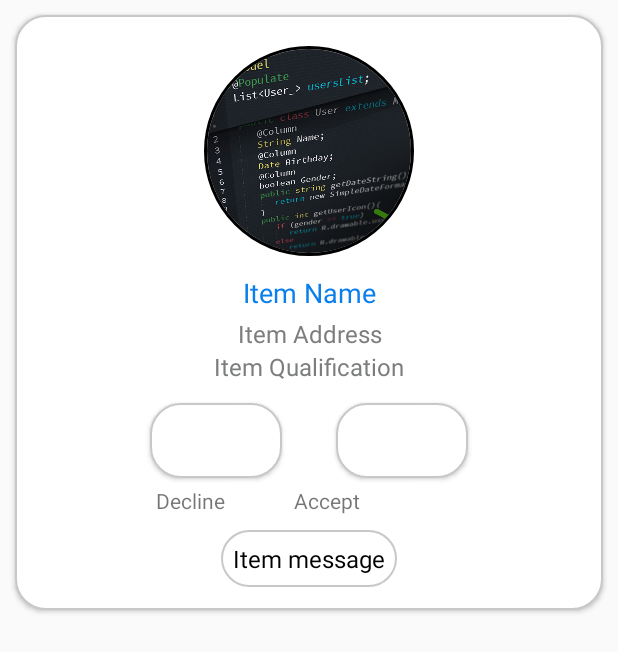
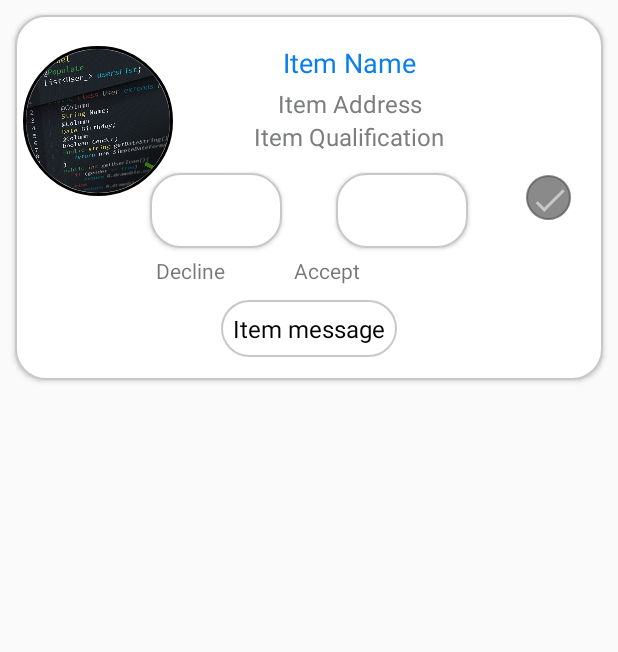
Before and after one commit to MudraPatel/project_mvvm, an Android app: the layout item_data.xml on its own in the app's theme, with its tools: preview values and no code run, on a phone screen of 412 x 824 dp. Shown: the top 652 px of the screen. Run offline under Robolectric (Android 15) with nearby library versions, the phone set to English and light mode, and no system bars; plain views replace CircularProgressImageButton.

Commit message:
Added checkbox

```diff
--- a/app/src/main/java/com/assignment/example/project/network/Network.java
+++ b/app/src/main/java/com/assignment/example/project/network/Network.java
@@ -26,6 +26,7 @@ public class Network {
     public static String decline = "Declined";
     public static String accept = "Accepted";
     public static String not = "Not";
+//    public static boolean selectedUserStatus = false;
 
 
     public static String capitalize(final String line) {
--- /dev/null
+++ b/app/src/main/res/drawable/checkbox_checked.xml
@@ -0,0 +1,32 @@
+<?xml version="1.0" encoding="utf-8"?>
+<selector xmlns:android="http://schemas.android.com/apk/res/android">
+    <item android:state_checked="true">
+        <layer-list>
+            <item>
+                <shape android:shape="oval">
+                    <corners android:radius="1dp" />
+                    <stroke android:width="1dp" android:color="@color/green" />
+                    <gradient android:angle="270" android:centerColor="@color/green" android:endColor="@color/green" android:startColor="@color/green" />
+                    <size android:width="30dp" android:height="30dp" />
+                </shape>
+            </item>
+
+            <item android:width="8dp" android:height="2dp" android:left="6dp" android:top="20dp">
+                <rotate android:fromDegrees="45">
+                    <shape android:shape="rectangle">
+                        <solid android:color="@color/white" />
+                    </shape>
+                </rotate>
+            </item>
+
+            <item android:width="19dp" android:height="2dp" android:left="9dp" android:top="16dp">
+                <rotate android:fromDegrees="-45">
+                    <shape android:shape="rectangle">
+                        <solid android:color="@color/white" />
+                    </shape>
+                </rotate>
+            </item>
+        </layer-list>
+    </item>
+
+</selector>
--- /dev/null
+++ b/app/src/main/res/drawable/checkbox_unchecked.xml
@@ -0,0 +1,50 @@
+<?xml version="1.0" encoding="utf-8"?>
+<selector xmlns:android="http://schemas.android.com/apk/res/android">
+    <item android:state_checked="false">
+        <layer-list>
+            <item>
+                <shape android:shape="oval">
+                    <corners android:radius="1dp" />
+                    <stroke android:width="1dp" android:color="@color/checkedbox" />
+                    <gradient android:angle="270" android:centerColor="@color/checkedbox" android:endColor="@color/checkedbox" android:startColor="@color/checkedbox" />
+                    <size android:width="30dp" android:height="30dp" />
+                </shape>
+            </item>
+
+            <item android:width="8dp" android:height="2dp" android:left="6dp" android:top="20dp">
+                <rotate android:fromDegrees="45">
+                    <shape android:shape="rectangle">
+                        <solid android:color="@color/gray" />
+                    </shape>
+                </rotate>
+            </item>
+
+            <item android:width="19dp" android:height="2dp" android:left="9dp" android:top="16dp">
+                <rotate android:fromDegrees="-45">
+                    <shape android:shape="rectangle">
+                        <solid android:color="@color/gray" />
+                    </shape>
+                </rotate>
+            </item>
+        </layer-list>
+    </item>
+
+</selector>
+
+
+    <!--
+    <?xml version="1.0" encoding="UTF-8"?>
+    <shape xmlns:android="http://schemas.android.com/apk/res/android" android:shape="oval">
+        <corners android:radius="1dp" />
+        <stroke
+            android:width="1dp"
+            android:color="@color/checkedbox" />
+        <gradient
+            android:startColor="@color/checkedbox"
+            android:centerColor="@color/checkedbox"
+            android:endColor="@color/checkedbox"
+            android:angle="270" />
+        <size
+            android:width="30dp"
+            android:height="30dp" />
+    </shape>-->
--- /dev/null
+++ b/app/src/main/res/drawable/custom_checkbox.xml
@@ -0,0 +1,6 @@
+<?xml version="1.0" encoding="utf-8"?>
+<selector xmlns:android="http://schemas.android.com/apk/res/android">
+    <item android:drawable="@drawable/checkbox_checked" android:state_checked="true" />
+    <item android:drawable="@drawable/checkbox_checked" android:state_pressed="true" />
+    <item android:drawable="@drawable/checkbox_unchecked" android:state_pressed="false" />
+</selector>
--- a/app/src/main/res/layout/item_data.xml
+++ b/app/src/main/res/layout/item_data.xml
@@ -38,9 +38,8 @@
         <de.hdodenhof.circleimageview.CircleImageView
             xmlns:app="http://schemas.android.com/apk/res-auto"
             android:id="@+id/iv_profile"
-            android:layout_width="140dp"
-            android:layout_height="140dp"
-            android:layout_centerHorizontal="true"
+            android:layout_width="100dp"
+            android:layout_height="100dp"
             android:layout_marginTop="15dp"
             android:layout_marginBottom="08dp"
             android:scaleType="centerCrop"
@@ -49,19 +48,37 @@
             app:civ_border_width="2dp"
             app:imageUrl="@{viewModel.imageUrl}"/>
 
+        <CheckBox
+            android:id="@+id/checkbox"
+            android:layout_width="wrap_content"
+            android:layout_height="wrap_content"
+            android:layout_alignParentEnd="true"
+            android:layout_alignParentRight="true"
+            android:layout_centerHorizontal="true"
+            android:gravity="center"
+            android:layout_centerVertical="true"
+            android:button="@drawable/custom_checkbox"
+            app:checked="@{viewModel.status}"
+            android:visibility="@{viewModel.checkBoxVisibility, default=gone}"
+            android:onCheckedChanged="@{(compoundButton, checked) -> viewModel.onClickCheckBox(compoundButton, checked)}"
+            android:padding="08dp" />
+
         <TextView
             android:id="@+id/tv_name"
             android:layout_width="match_parent"
             android:layout_height="wrap_content"
-            android:layout_centerHorizontal="true"
-            android:layout_below="@id/iv_profile"
+            android:layout_toRightOf="@id/iv_profile"
+            android:layout_toLeftOf="@id/checkbox"
             android:padding="04dp"
+            android:layout_marginTop="10dp"
             android:text="@string/name"
             android:textAlignment="center"
             android:textColor="@color/text_name_color"
             android:textSize="18sp"
             app:text="@{viewModel.name}"
-            tools:text="Item Name"            />
+            tools:text="Item Name"
+            android:layout_toEndOf="@id/iv_profile"
+            android:layout_toStartOf="@id/checkbox" />
 
 
         <TextView
@@ -70,12 +87,17 @@
             android:layout_height="wrap_content"
             android:layout_below="@id/tv_name"
             android:layout_centerHorizontal="true"
+            android:layout_toEndOf="@id/iv_profile"
+            android:layout_toRightOf="@id/iv_profile"
+            android:layout_toLeftOf="@id/checkbox"
+            android:layout_toStartOf="@id/checkbox"
             android:text="@string/address"
             android:textAlignment="center"
             android:textColor="@color/text_gray_color"
             android:textSize="16sp"
             app:text="@{viewModel.address}"
-            tools:text="Item Address"/>
+            tools:text="Item Address"
+             />
 
         <TextView
             android:id="@+id/tv_qualification"
@@ -83,12 +105,18 @@
             android:layout_height="wrap_content"
             android:layout_below="@id/tv_address"
             android:layout_centerHorizontal="true"
+            android:layout_toEndOf="@id/iv_profile"
+            android:layout_toRightOf="@id/iv_profile"
+            android:layout_toLeftOf="@id/checkbox"
+            android:layout_toStartOf="@id/checkbox"
+
             android:text="@string/qualification"
             android:textAlignment="center"
             android:textColor="@color/text_gray_color"
             android:textSize="16sp"
             app:text="@{viewModel.qualification}"
-            tools:text="Item Qualification"/>
+            tools:text="Item Qualification"
+            />
 
         <RelativeLayout
             android:id="@+id/action_button"
@@ -196,7 +224,6 @@
                 app:text="@{viewModel.message}"
                 tools:text="Item message"
                 android:visibility="@{viewModel.statusVisibility, default=gone}"
-
                 />
 
         </RelativeLayout>
--- a/app/src/main/res/values/colors.xml
+++ b/app/src/main/res/values/colors.xml
@@ -12,4 +12,6 @@
     <color name="green">#2fff3a</color>
     <color name="red">#a3081a</color>
     <color name="black">#000</color>
+    <color name="checkedbox">#aa504f4f</color>
+
 </resources>
```
Also changed, not shown: app/src/main/java/com/assignment/example/project/App.java (+12 -0 lines), app/src/main/java/com/assignment/example/project/adapter/DataAdapter.java (+8 -63 lines), app/src/main/java/com/assignment/example/project/model/DataModel.java (+16 -2 lines), app/src/main/java/com/assignment/example/project/network/RealmController.java (added, +79 -0 lines), app/src/main/java/com/assignment/example/project/view/MainActivity.java (+26 -4 lines), app/src/main/java/com/assignment/example/project/viewmodel/DataItemViewModel.java (+28 -2 lines), app/src/main/java/com/assignment/example/project/viewmodel/DataViewModel.java (+55 -7 lines), app/src/main/res/layout/activity_main.xml (+21 -1 lines).
